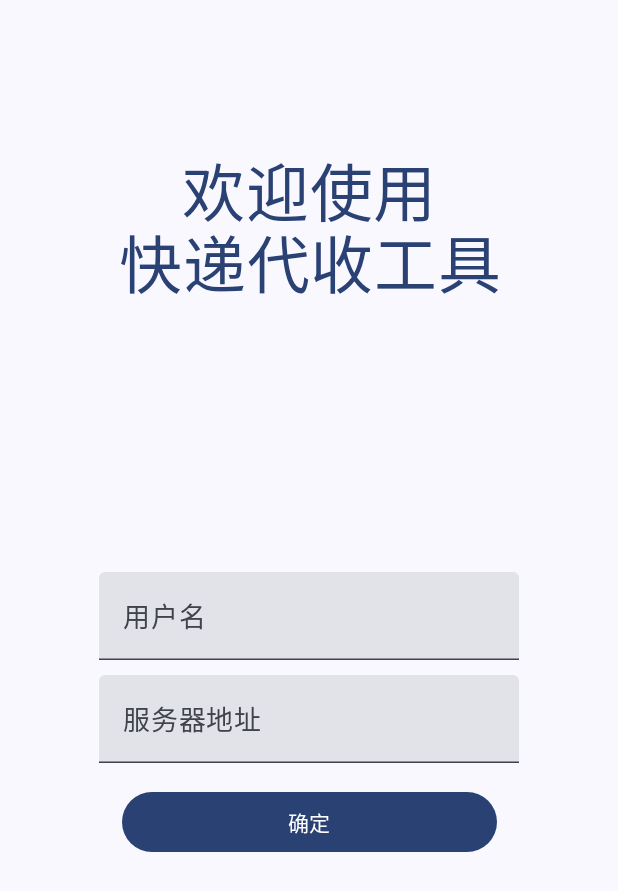
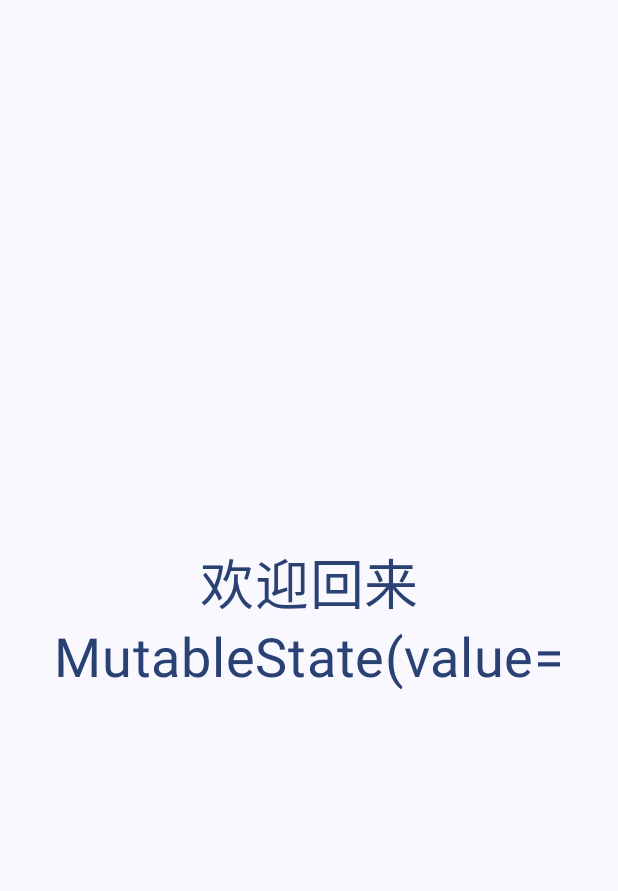
Before and after one commit to LittleArray/ExpressCollection, an Android app built with Jetpack Compose: the WelcomeView screen opened through its navigation route, on a phone screen of 412 x 824 dp. Shown: the top 891 px of the screen. Run offline under Robolectric (Android 15) with nearby library versions, the phone set to English and light mode, and no system bars.

Commit message:
添加用户欢迎界面

```diff
--- a/app/src/main/java/top/ffshaozi/expresscollection/MainActivity.kt
+++ b/app/src/main/java/top/ffshaozi/expresscollection/MainActivity.kt
@@ -11,6 +11,7 @@ import androidx.navigation.compose.rememberNavController
 import top.ffshaozi.expresscollection.config.Route
 import top.ffshaozi.expresscollection.ui.screen.view.MainNavView
 import top.ffshaozi.expresscollection.ui.screen.view.UserLoginView
+import top.ffshaozi.expresscollection.ui.screen.view.WelcomeView
 import top.ffshaozi.expresscollection.ui.theme.ExpressCollectionTheme
 
 class MainActivity : ComponentActivity() {
@@ -21,7 +22,7 @@ class MainActivity : ComponentActivity() {
                 val appNavController = rememberNavController()
                 NavHost(navController = appNavController, startDestination = Route.USER_LOGIN_PAGE){
                     composable(Route.USER_LOGIN_PAGE){
-                        UserLoginView(appNavController)
+                        WelcomeView(appNavController)
                     }
                     composable(Route.MAIN_NAV){
                         MainNavView(appNavController)
--- a/app/src/main/java/top/ffshaozi/expresscollection/ui/screen/view/UserLoginView.kt
+++ b/app/src/main/java/top/ffshaozi/expresscollection/ui/screen/view/UserLoginView.kt
@@ -115,6 +115,7 @@ fun UserLoginView(appNavController: NavHostController?=null) {
 
     }
 }
+
 @Preview(showBackground = true)
 @Composable
 fun preview(){
--- /dev/null
+++ b/app/src/main/java/top/ffshaozi/expresscollection/ui/screen/view/WelcomeView.kt
@@ -0,0 +1,54 @@
+package top.ffshaozi.expresscollection.ui.screen.view
+
+import androidx.compose.animation.AnimatedVisibility
+import androidx.compose.animation.expandVertically
+import androidx.compose.foundation.background
+import androidx.compose.foundation.layout.Arrangement
+import androidx.compose.foundation.layout.Column
+import androidx.compose.foundation.layout.fillMaxSize
+import androidx.compose.material3.MaterialTheme
+import androidx.compose.material3.Text
+import androidx.compose.runtime.*
+import androidx.compose.ui.Alignment
+import androidx.compose.ui.Modifier
+import androidx.compose.ui.text.style.TextAlign
+import androidx.compose.ui.unit.sp
+import androidx.navigation.NavHostController
+import kotlinx.coroutines.delay
+import top.ffshaozi.expresscollection.config.Route
+
+@Composable
+fun WelcomeView(appNavController: NavHostController?=null) {
+    var username = remember { mutableStateOf("") }
+    var contentVisible1 by remember { mutableStateOf(false) }
+    LaunchedEffect(Unit) {
+        delay(200)
+        contentVisible1 = true
+        delay(2500)
+        appNavController?.navigate(Route.MAIN_NAV)
+    }
+
+    Column(
+        modifier = Modifier
+            .fillMaxSize()
+            .background(MaterialTheme.colorScheme.background),
+        verticalArrangement = Arrangement.Center,
+        horizontalAlignment = Alignment.CenterHorizontally
+    ) {
+        AnimatedVisibility(
+            visible = contentVisible1,
+            enter =
+            expandVertically(expandFrom = Alignment.Bottom)
+        ) {
+            Text(
+                text = "欢迎回来\n$username",
+                color = MaterialTheme.colorScheme.primary,
+                fontSize = 36.sp,
+                lineHeight = 48.sp,
+                textAlign = TextAlign.Center,
+                maxLines = 2
+            )
+        }
+    }
+
+}
```
